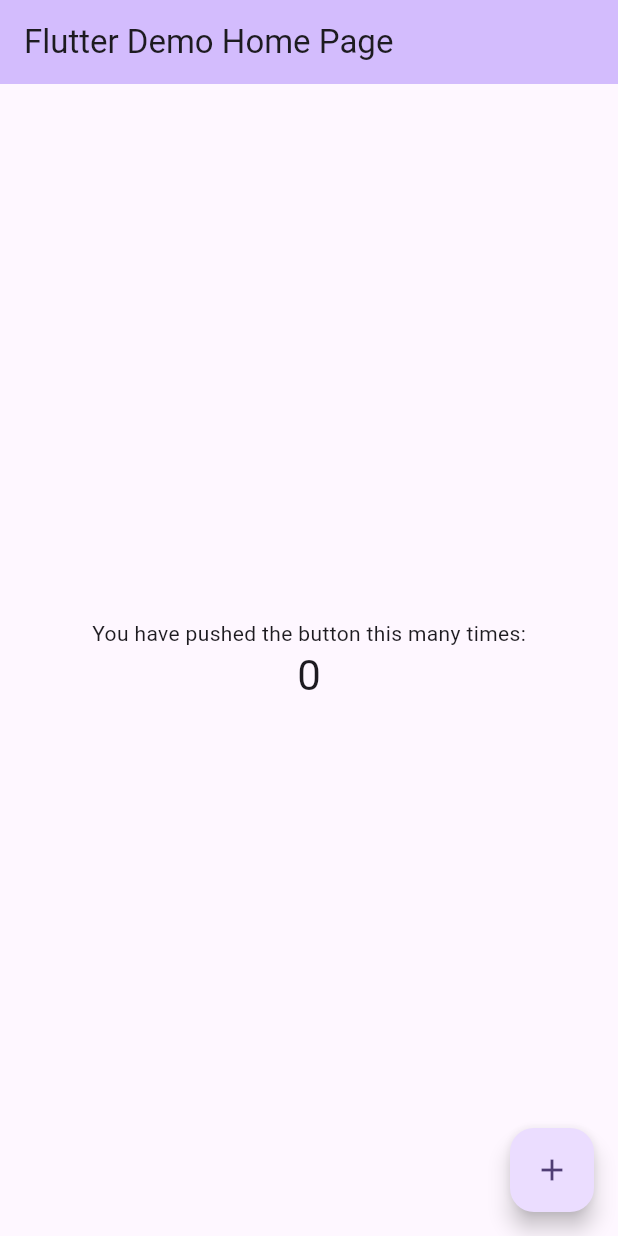
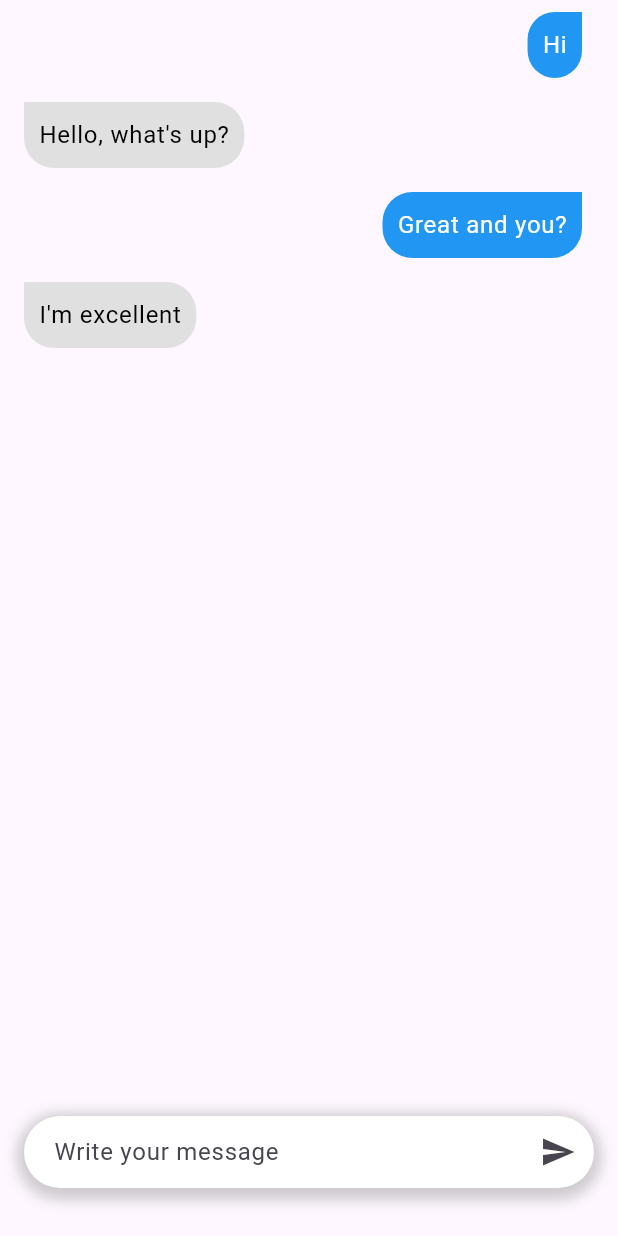
Before and after one commit to ethanmorian/gemini-chat, a Flutter app: the screen it shows after launch, on a phone screen of 412 x 824 dp. Run offline on Flutter 3.47's test engine with Material 3 defaults, Android fonts, the phone set to English and light mode, and no system bars.

Commit message:
feat: add initial chat UI and basic message structure

```diff
--- a/lib/main.dart
+++ b/lib/main.dart
@@ -1,4 +1,5 @@
 import 'package:flutter/material.dart';
+import 'package:gemini_chat/message.dart';
 
 void main() {
   runApp(const MyApp());
@@ -7,119 +8,138 @@ void main() {
 class MyApp extends StatelessWidget {
   const MyApp({super.key});
 
-  // This widget is the root of your application.
   @override
   Widget build(BuildContext context) {
     return MaterialApp(
       title: 'Flutter Demo',
       theme: ThemeData(
-        // This is the theme of your application.
-        //
-        // TRY THIS: Try running your application with "flutter run". You'll see
-        // the application has a purple toolbar. Then, without quitting the app,
-        // try changing the seedColor in the colorScheme below to Colors.green
-        // and then invoke "hot reload" (save your changes or press the "hot
-        // reload" button in a Flutter-supported IDE, or press "r" if you used
-        // the command line to start the app).
-        //
-        // Notice that the counter didn't reset back to zero; the application
-        // state is not lost during the reload. To reset the state, use hot
-        // restart instead.
-        //
-        // This works for code too, not just values: Most code changes can be
-        // tested with just a hot reload.
         colorScheme: ColorScheme.fromSeed(seedColor: Colors.deepPurple),
         useMaterial3: true,
       ),
-      home: const MyHomePage(title: 'Flutter Demo Home Page'),
+      home: const MyHomePage(),
     );
   }
 }
 
 class MyHomePage extends StatefulWidget {
-  const MyHomePage({super.key, required this.title});
-
-  // This widget is the home page of your application. It is stateful, meaning
-  // that it has a State object (defined below) that contains fields that affect
-  // how it looks.
-
-  // This class is the configuration for the state. It holds the values (in this
-  // case the title) provided by the parent (in this case the App widget) and
-  // used by the build method of the State. Fields in a Widget subclass are
-  // always marked "final".
-
-  final String title;
+  const MyHomePage({super.key});
 
   @override
   State<MyHomePage> createState() => _MyHomePageState();
 }
 
 class _MyHomePageState extends State<MyHomePage> {
-  int _counter = 0;
-
-  void _incrementCounter() {
-    setState(() {
-      // This call to setState tells the Flutter framework that something has
-      // changed in this State, which causes it to rerun the build method below
-      // so that the display can reflect the updated values. If we changed
-      // _counter without calling setState(), then the build method would not be
-      // called again, and so nothing would appear to happen.
-      _counter++;
-    });
-  }
+  final TextEditingController _controller = TextEditingController();
+  final List<Message> _message = [
+    Message(
+      text: 'Hi',
+      isUser: true,
+    ),
+    Message(
+      text: "Hello, what's up?",
+      isUser: false,
+    ),
+    Message(
+      text: 'Great and you?',
+      isUser: true,
+    ),
+    Message(
+      text: "I'm excellent",
+      isUser: false,
+    ),
+  ];
 
   @override
   Widget build(BuildContext context) {
-    // This method is rerun every time setState is called, for instance as done
-    // by the _incrementCounter method above.
-    //
-    // The Flutter framework has been optimized to make rerunning build methods
-    // fast, so that you can just rebuild anything that needs updating rather
-    // than having to individually change instances of widgets.
     return Scaffold(
-      appBar: AppBar(
-        // TRY THIS: Try changing the color here to a specific color (to
-        // Colors.amber, perhaps?) and trigger a hot reload to see the AppBar
-        // change color while the other colors stay the same.
-        backgroundColor: Theme.of(context).colorScheme.inversePrimary,
-        // Here we take the value from the MyHomePage object that was created by
-        // the App.build method, and use it to set our appbar title.
-        title: Text(widget.title),
+      body: Column(
+        children: [
+          Expanded(
+            child: ListView.builder(
+              itemCount: _message.length,
+              itemBuilder: (context, index) {
+                final message = _message[index];
+                return ListTile(
+                  title: Align(
+                    alignment: message.isUser
+                        ? Alignment.centerRight
+                        : Alignment.centerLeft,
+                    child: Container(
+                      padding: const EdgeInsets.all(10),
+                      decoration: BoxDecoration(
+                        color: message.isUser ? Colors.blue : Colors.grey[300],
+                        borderRadius: message.isUser
+                            ? const BorderRadius.only(
+                                topLeft: Radius.circular(20),
+                                bottomRight: Radius.circular(20),
+                                bottomLeft: Radius.circular(20),
+                              )
+                            : const BorderRadius.only(
+                                topRight: Radius.circular(20),
+                                bottomRight: Radius.circular(20),
+                                bottomLeft: Radius.circular(20),
+                              ),
+                      ),
+                      child: Text(
+                        message.text,
+                        style: TextStyle(
+                          color: message.isUser ? Colors.white : Colors.black,
+                        ),
+                      ),
+                    ),
+                  ),
+                );
+              },
+            ),
+          ),
+          Padding(
+            padding: const EdgeInsets.only(
+              bottom: 32,
+              top: 16,
+              left: 16,
+              right: 16,
+            ),
+            child: Container(
+              decoration: BoxDecoration(
+                  color: Colors.white,
+                  borderRadius: BorderRadius.circular(32),
+                  boxShadow: [
+                    BoxShadow(
+                      color: Colors.grey.withOpacity(0.5),
+                      spreadRadius: 5,
+                      blurRadius: 7,
+                      offset: const Offset(0, 3),
+                    ),
+                  ]),
+              child: Row(
+                children: [
+                  Expanded(
+                    child: TextField(
+                      controller: _controller,
+                      decoration: const InputDecoration(
+                        hintText: 'Write your message',
+                        border: InputBorder.none,
+                        contentPadding: EdgeInsets.symmetric(
+                          horizontal: 20,
+                        ),
+                      ),
+                    ),
+                  ),
+                  const SizedBox(
+                    width: 8,
+                  ),
+                  IconButton(
+                    onPressed: () {},
+                    icon: const Icon(
+                      Icons.send,
+                    ),
+                  ),
+                ],
+              ),
+            ),
+          ),
+        ],
       ),
-      body: Center(
-        // Center is a layout widget. It takes a single child and positions it
-        // in the middle of the parent.
-        child: Column(
-          // Column is also a layout widget. It takes a list of children and
-          // arranges them vertically. By default, it sizes itself to fit its
-          // children horizontally, and tries to be as tall as its parent.
-          //
-          // Column has various properties to control how it sizes itself and
-          // how it positions its children. Here we use mainAxisAlignment to
-          // center the children vertically; the main axis here is the vertical
-          // axis because Columns are vertical (the cross axis would be
-          // horizontal).
-          //
-          // TRY THIS: Invoke "debug painting" (choose the "Toggle Debug Paint"
-          // action in the IDE, or press "p" in the console), to see the
-          // wireframe for each widget.
-          mainAxisAlignment: MainAxisAlignment.center,
-          children: <Widget>[
-            const Text(
-              'You have pushed the button this many times:',
-            ),
-            Text(
-              '$_counter',
-              style: Theme.of(context).textTheme.headlineMedium,
-            ),
-          ],
-        ),
-      ),
-      floatingActionButton: FloatingActionButton(
-        onPressed: _incrementCounter,
-        tooltip: 'Increment',
-        child: const Icon(Icons.add),
-      ), // This trailing comma makes auto-formatting nicer for build methods.
     );
   }
 }
--- /dev/null
+++ b/lib/message.dart
@@ -0,0 +1,9 @@
+class Message {
+  final String text;
+  final bool isUser;
+
+  Message({
+    required this.text,
+    required this.isUser,
+  });
+}
```
